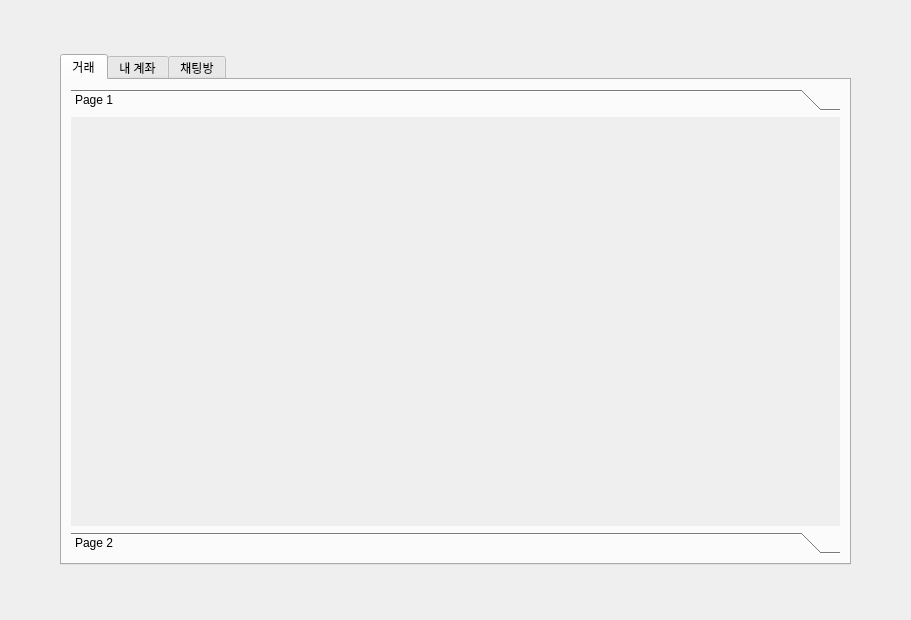
This is miniProject2/mainview.ui in donjizzkan/miniProject2 as Qt 5 draws it before an edit. The edited form follows.
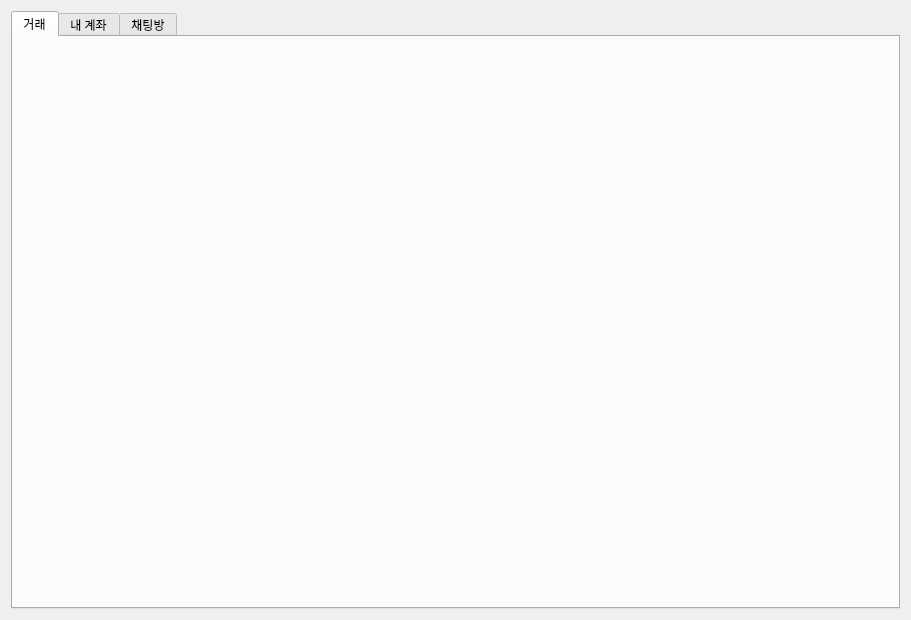
This is the edited form.

The edit to the form file:
```diff
--- a/miniProject2/mainview.ui
+++ b/miniProject2/mainview.ui
@@ -10,24 +10,30 @@
     <height>620</height>
    </rect>
   </property>
+  <property name="sizePolicy">
+   <sizepolicy hsizetype="Expanding" vsizetype="Expanding">
+    <horstretch>0</horstretch>
+    <verstretch>0</verstretch>
+   </sizepolicy>
+  </property>
   <property name="windowTitle">
    <string>Form</string>
   </property>
   <layout class="QHBoxLayout" name="horizontalLayout_5">
    <item>
     <widget class="QTabWidget" name="tapwidget">
+     <property name="sizePolicy">
+      <sizepolicy hsizetype="Expanding" vsizetype="Expanding">
+       <horstretch>0</horstretch>
+       <verstretch>0</verstretch>
+      </sizepolicy>
+     </property>
      <property name="minimumSize">
       <size>
        <width>0</width>
        <height>0</height>
       </size>
      </property>
-     <property name="maximumSize">
-      <size>
-       <width>791</width>
-       <height>511</height>
-      </size>
-     </property>
      <property name="currentIndex">
       <number>0</number>
      </property>
@@ -35,41 +41,7 @@
       <attribute name="title">
        <string>거래</string>
       </attribute>
-      <layout class="QVBoxLayout" name="verticalLayout_4">
-       <item>
-        <widget class="QToolBox" name="toolBox">
-         <property name="currentIndex">
-          <number>0</number>
-         </property>
-         <widget class="QWidget" name="page">
-          <property name="geometry">
-           <rect>
-            <x>0</x>
-            <y>0</y>
-            <width>745</width>
-            <height>382</height>
-           </rect>
-          </property>
-          <attribute name="label">
-           <string>Page 1</string>
-          </attribute>
-         </widget>
-         <widget class="QWidget" name="page_2">
-          <property name="geometry">
-           <rect>
-            <x>0</x>
-            <y>0</y>
-            <width>100</width>
-            <height>30</height>
-           </rect>
-          </property>
-          <attribute name="label">
-           <string>Page 2</string>
-          </attribute>
-         </widget>
-        </widget>
-       </item>
-      </layout>
+      <layout class="QVBoxLayout" name="chartTab"/>
      </widget>
      <widget class="QWidget" name="tab_2">
       <attribute name="title">
```
Left out of the diff: 2 changed lines with no effect on the pictures.
